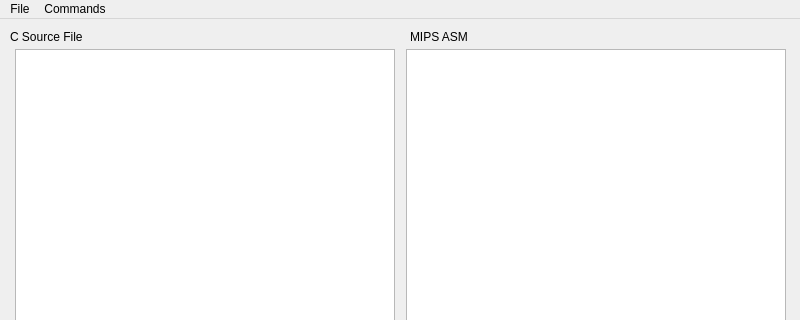
First picture: the form in mide/mainwindow.ui, repository Adversarr/reborn, before the edit; both pictures show x 0 to 800 and y 0 to 320 of the 800 by 600 pixel window.
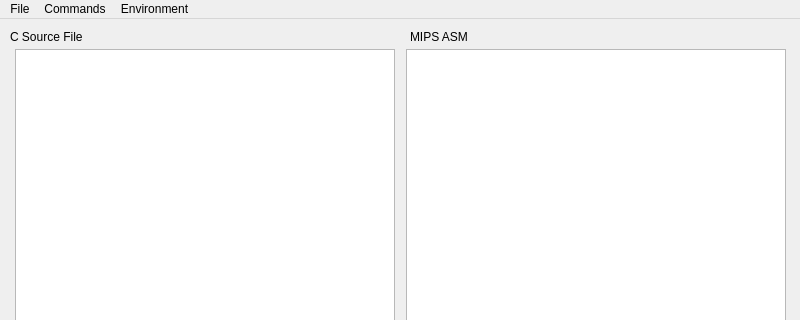
Second picture: the form after the edit.

Patch:
```diff
--- a/mide/mainwindow.ui
+++ b/mide/mainwindow.ui
@@ -98,7 +98,7 @@
      <x>0</x>
      <y>0</y>
      <width>800</width>
-     <height>37</height>
+     <height>25</height>
     </rect>
    </property>
    <widget class="QMenu" name="menuFile">
@@ -116,8 +116,17 @@
     <addaction name="actionAssemble"/>
     <addaction name="actionUart_Transmit"/>
    </widget>
+   <widget class="QMenu" name="menuEnvironment">
+    <property name="title">
+     <string>Environment</string>
+    </property>
+    <addaction name="actionkrill"/>
+    <addaction name="actionmias"/>
+    <addaction name="actionmua"/>
+   </widget>
    <addaction name="menuFile"/>
    <addaction name="menuCommands"/>
+   <addaction name="menuEnvironment"/>
   </widget>
   <widget class="QStatusBar" name="statusbar"/>
   <action name="actionCompile">
```
Left out of the diff: 15 changed lines with no effect on the pictures.
